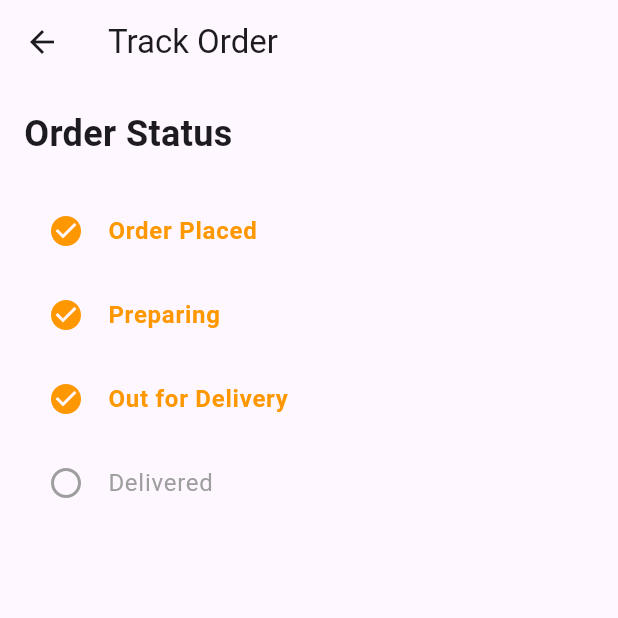
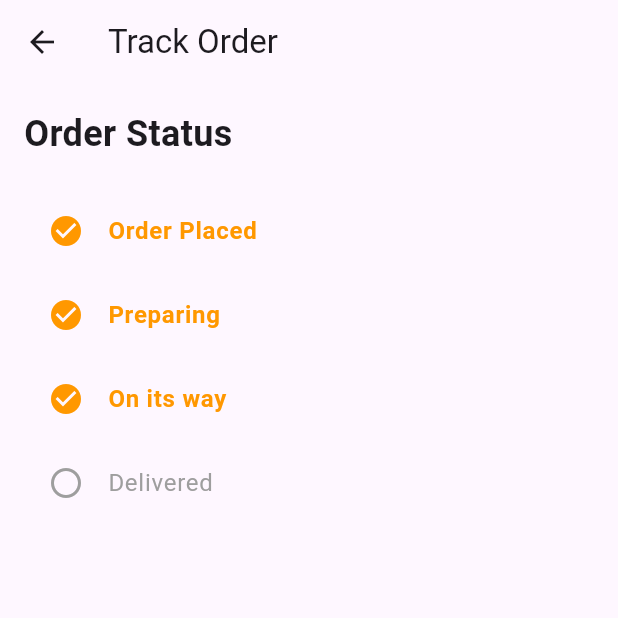
Before and after one commit to ssekyanzielvis/group_ten, a Flutter app: the OrderTrackPage screen opened directly, on a phone screen of 412 x 824 dp, the top half of it. Run offline on Flutter 3.47's test engine with Material 3 defaults, Android fonts, the phone set to English and light mode, and no system bars; our stand-ins replace cached_network_image, cloud_firestore, firebase_auth, firebase_core, firebase_database, firebase_messaging and 6 more; missing offline and left inert: firebase_auth_platform_interface, stripe_payment; accounts and stored records are empty; project files that could hold a hidden picture were left out.

Commit message:
Update ordertracker_page.dart

```diff
--- a/lib/src/pages/ordertracker_page.dart
+++ b/lib/src/pages/ordertracker_page.dart
@@ -23,7 +23,7 @@ class OrderTrackPage extends StatelessWidget {
   final List<String> orderStages = [
     "Order Placed",
     "Preparing",
-    "Out for Delivery",
+    "On its way",
     "Delivered"
   ];
 
```
